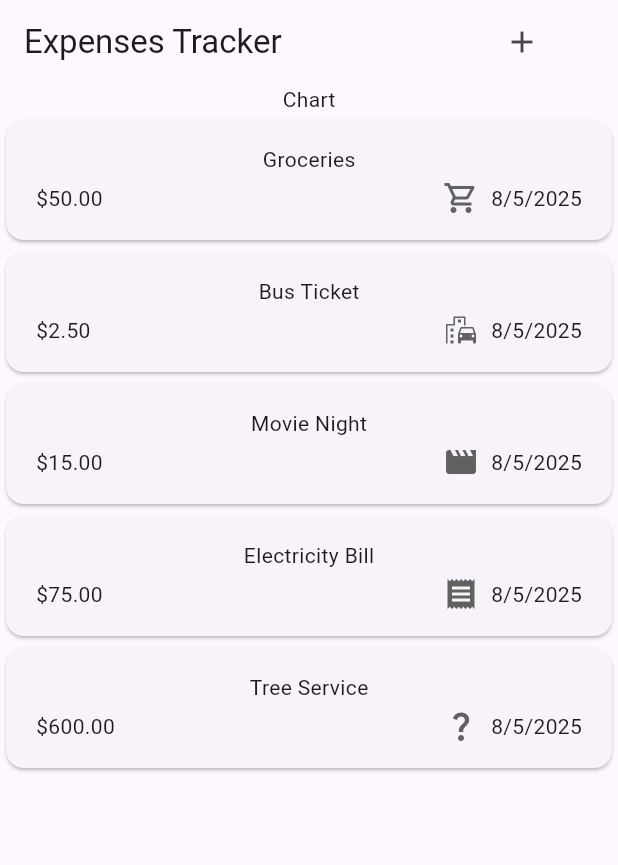
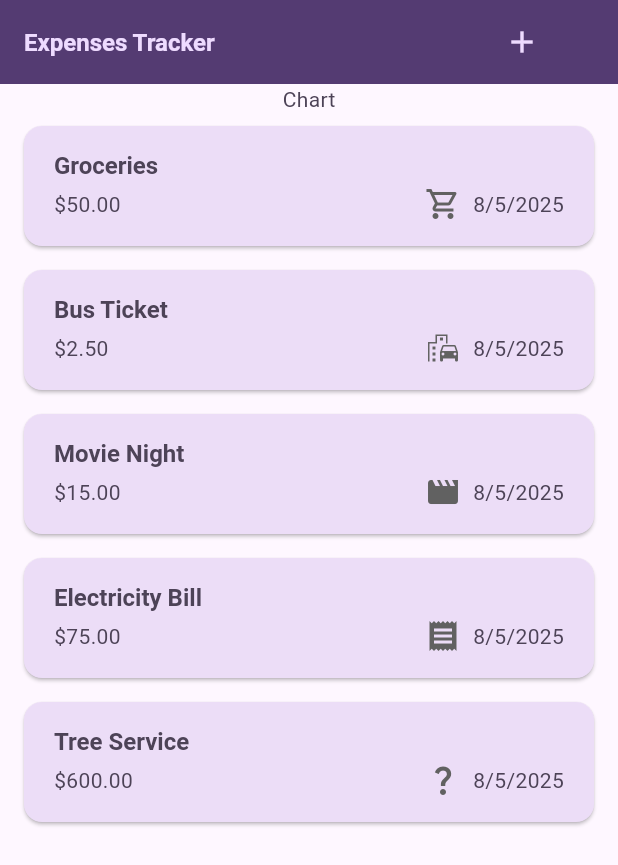
Before and after one commit to spinatose/expense_tracker, a Flutter app: the screen it shows after launch, on a phone screen of 412 x 824 dp. Shown: the top 865 px of the screen. Run offline on Flutter 3.47's test engine with Material 3 defaults, Android fonts, the phone set to English and light mode, and no system bars.

Commit message:
added theming to main and used in widgets in app

```diff
--- a/lib/main.dart
+++ b/lib/main.dart
@@ -2,7 +2,7 @@ import 'package:expense_tracker/presentation/screen/expenses_home.dart';
 import 'package:flutter/material.dart';
 
 var kColorScheme = ColorScheme.fromSeed(
-  seedColor: Color.fromARGB(255, 96, 59, 181)
+  seedColor: Color.fromARGB(255, 78, 17, 140)
 );
 
 void main() {
@@ -17,7 +17,36 @@ class MyApp extends StatelessWidget {
   Widget build(BuildContext context) {
     return MaterialApp(
       title: 'Expenses Tracker',
-      theme: ThemeData().copyWith(colorScheme: kColorScheme),
+      theme: ThemeData().copyWith(
+        colorScheme: kColorScheme,
+        appBarTheme: const AppBarTheme().copyWith(
+          backgroundColor: kColorScheme.onPrimaryContainer,
+          foregroundColor: kColorScheme.primaryContainer,
+        ),
+        cardTheme: CardThemeData(
+          color: kColorScheme.secondaryContainer,
+          margin: const EdgeInsets.symmetric(
+            horizontal: 16.0,
+            vertical: 8.0,
+          ),
+        ),
+        elevatedButtonTheme: ElevatedButtonThemeData(
+          style: ElevatedButton.styleFrom(
+            backgroundColor: kColorScheme.primaryContainer,
+            foregroundColor: kColorScheme.onPrimaryContainer,
+          ),
+        ),
+        textTheme: ThemeData().textTheme.copyWith(
+          titleLarge: TextStyle(
+            fontWeight: FontWeight.bold,
+            color: kColorScheme.onSecondaryContainer,
+            fontSize: 16.0,
+          ),
+          bodyMedium: TextStyle(
+            color: kColorScheme.onSecondaryContainer,
+          ),
+        ),
+      ),
       home: const ExpensesHome(
         // This home is the widget that will be displayed when the app starts.
         // You can change this to any widget you want, such as a custom home
--- a/lib/presentation/widgets/expenses_list/expense_item.dart
+++ b/lib/presentation/widgets/expenses_list/expense_item.dart
@@ -11,8 +11,9 @@ class ExpenseItem extends StatelessWidget {
       child: Padding(
         padding: const EdgeInsets.symmetric(horizontal: 20, vertical: 16.0),
         child: Column(
+          crossAxisAlignment: CrossAxisAlignment.start,
           children: [
-            Text(expense.title),
+            Text(expense.title, style: Theme.of(context).textTheme.titleLarge),
             const SizedBox(height: 4.0),
             Row(
               children: [
--- a/lib/presentation/widgets/expenses_list/expenses_list.dart
+++ b/lib/presentation/widgets/expenses_list/expenses_list.dart
@@ -22,6 +22,9 @@ class ExpensesList extends StatelessWidget {
         itemCount: expenses.length,
         itemBuilder: (context, index) => Dismissible(
           key: ValueKey(expenses[index]),
+          background: Container(color: Theme.of(context).colorScheme.error.withAlpha(75),
+            margin: EdgeInsets.symmetric(horizontal: Theme.of(context).cardTheme.margin!.horizontal),
+          ),
           onDismissed: (direction) {
             onRemoveExpense(expenses[index]);
           },
```
